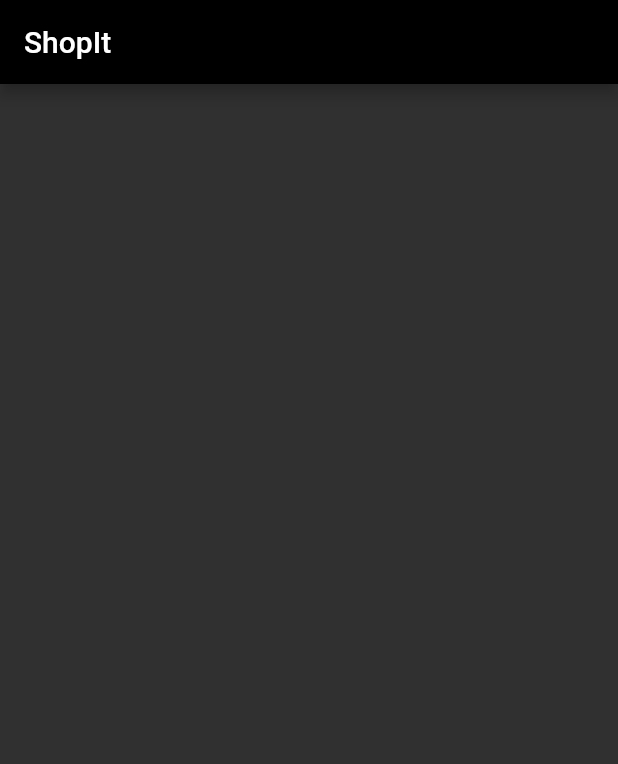
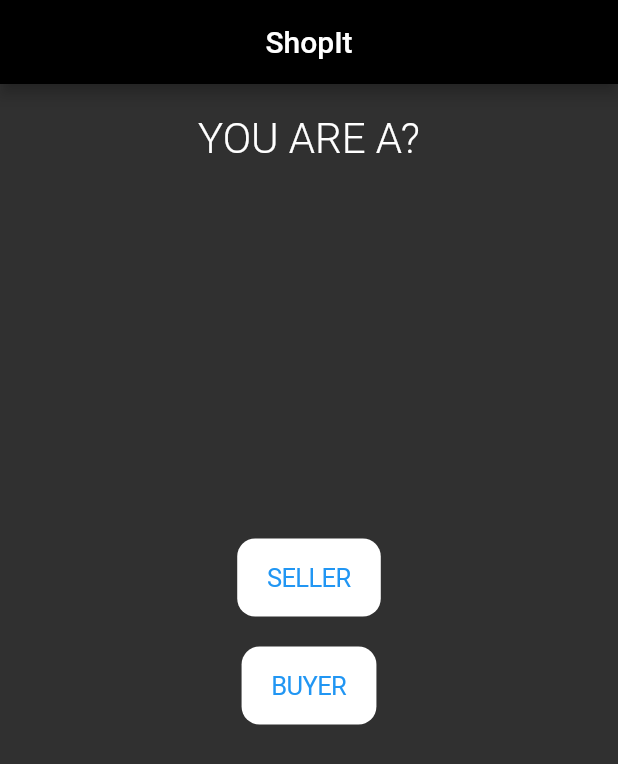
Before and after one commit to Soham041201/ShopIt, a Flutter app: the screen it shows after launch, on a phone screen of 412 x 824 dp. Shown: the top 764 px of the screen. Run offline on Flutter 3.47's test engine with Material 2 defaults, Android fonts, the phone set to English and light mode, and no system bars; our stand-ins replace firebase_auth, firebase_core; accounts and stored records are empty; Roboto replaces fonts that are missing (SourceSansPro).

Commit message:
Tasks assigned

```diff
--- /dev/null
+++ b/lib/Authentication-Soham/startPage.dart
@@ -0,0 +1,59 @@
+import 'package:flutter/cupertino.dart';
+import 'package:flutter/material.dart';
+import 'package:shop_it/Seller-Chinmayee/register_seller.dart';
+import 'package:shop_it/User-Saurav/register_user.dart';
+
+class StartPage extends StatelessWidget {
+  const StartPage({Key? key}) : super(key: key);
+
+  @override
+  Widget build(BuildContext context) {
+    return Scaffold(
+      body: Center(
+        child: Column(
+          children: [
+            SizedBox(
+              height: 20,
+            ),
+            Text(
+              'YOU ARE A?',
+              textScaleFactor: 2,
+            ),
+            SizedBox(
+              height: 250,
+            ),
+            CupertinoButton(
+              child: Text(
+                'SELLER',
+                style: TextStyle(color: Colors.blue),
+              ),
+              onPressed: () {
+                Navigator.push(
+                  context,
+                  MaterialPageRoute(builder: (context) => RegisterSeller()),
+                );
+              },
+              color: Colors.white,
+            ),
+            SizedBox(
+              height: 20,
+            ),
+            CupertinoButton(
+              child: Text(
+                'BUYER',
+                style: TextStyle(color: Colors.blue),
+              ),
+              onPressed: () {
+                Navigator.push(
+                  context,
+                  MaterialPageRoute(builder: (context) => RegisterUser()),
+                );
+              },
+              color: Colors.white,
+            ),
+          ],
+        ),
+      ),
+    );
+  }
+}
--- a/lib/home/home.dart
+++ b/lib/home/home.dart
@@ -1,12 +1,14 @@
 import 'package:flutter/material.dart';
+import 'package:shop_it/Authentication-Soham/startPage.dart';
 
 class Home extends StatelessWidget {
   @override
   Widget build(BuildContext context) {
     return Scaffold(
       appBar: AppBar(
-        title: Text('ShopIt'),
+        title: Center(child: Text('ShopIt')),
       ),
+      body: StartPage(),
     );
   }
 }
--- a/pubspec.yaml
+++ b/pubspec.yaml
@@ -15,6 +15,11 @@ dependencies:
 
 
   cupertino_icons: ^1.0.2
+  firebase: ^9.0.1
+  google_fonts: ^2.1.0
+  firebase_core: ^1.2.1
+  firebase_auth: ^1.3.0
+  provider: ^5.0.0
 
 dev_dependencies:
   flutter_test:
@@ -46,5 +51,4 @@ flutter:
     - family: Pacific
       fonts:
         - asset: fonts/
-
 #copy the same pattern followed above to change the font. "THIS FILE IS INDENTATION SPECIFIC"
```
Also changed, not shown: lib/Seller-Chinmayee/register_seller.dart (added, +17 -0 lines), lib/User-Saurav/UserHome.dart (+16 -0 lines), lib/User-Saurav/register_user.dart (added, +50 -0 lines), lib/main.dart (+6 -2 lines), pubspec.lock, 2 other files.
